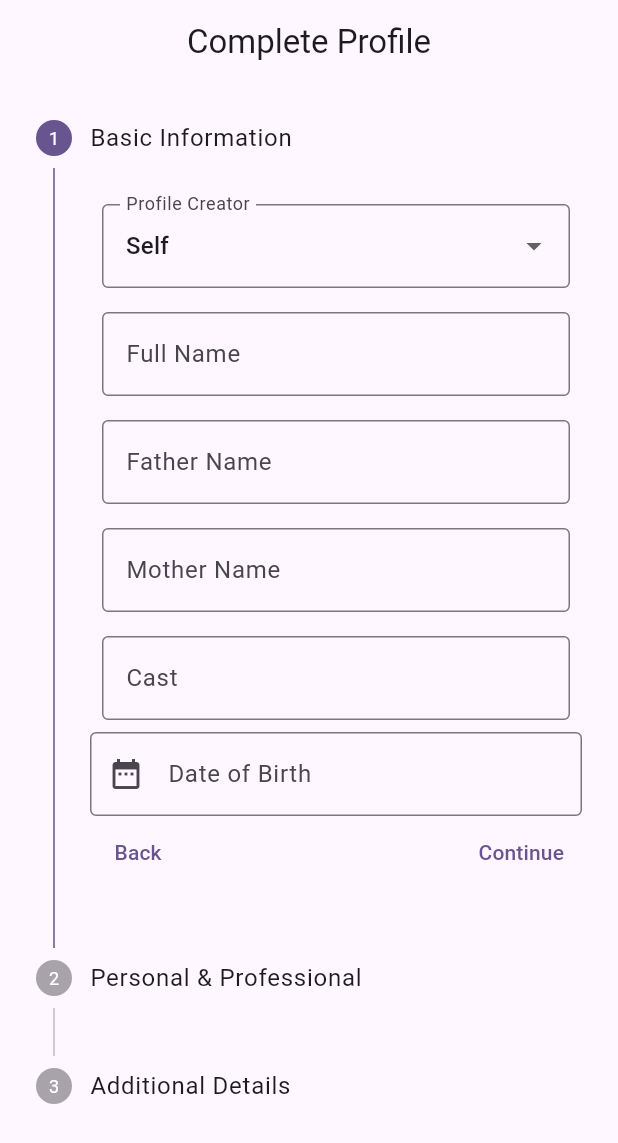
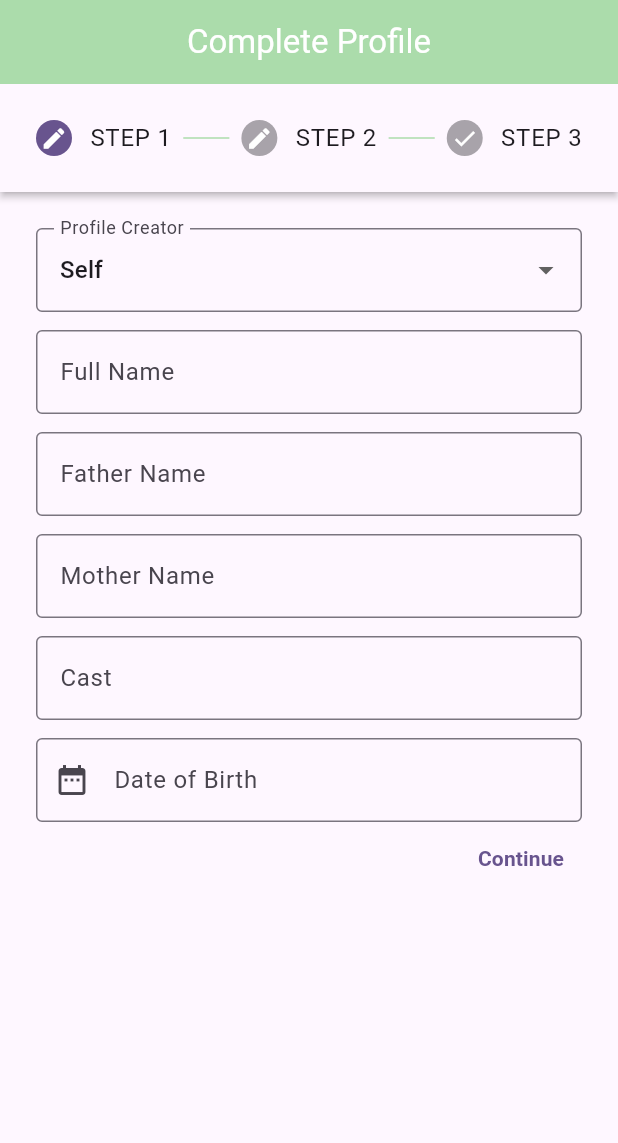
Before and after one commit to fwdAndroid/muslim_mariage-main, a Flutter app: the CompleteProfileStepper screen opened directly, on a phone screen of 412 x 824 dp. Shown: the top 1143 px of the screen. Run offline on Flutter 3.47's test engine with Material 3 defaults, Android fonts, the phone set to English and light mode, and no system bars; our stand-ins replace animated_splash_screen, buttons_tabbar, cloud_firestore, firebase_auth, firebase_core, firebase_storage and 10 more; missing offline and left inert: audio_waveforms, flutter_sound, pay, upi_pay, zego_uikit_prebuilt_call; accounts and stored records are empty.

Commit message:
Stepper  Complete

```diff
--- /dev/null
+++ b/lib/screens/steps/step_controllers.dart
@@ -0,0 +1,95 @@
+import 'package:cloud_firestore/cloud_firestore.dart';
+import 'package:firebase_auth/firebase_auth.dart';
+import 'package:flutter/material.dart';
+import 'package:intl/intl.dart';
+import 'package:muslim_mariage/screens/profile/upload_photo.dart';
+import 'package:muslim_mariage/utils/showmesssage.dart';
+import 'package:muslim_mariage/widgets/text_widget.dart';
+
+final TextEditingController userNameController = TextEditingController();
+final TextEditingController fatherController = TextEditingController();
+final TextEditingController motherController = TextEditingController();
+final TextEditingController baradhariController = TextEditingController();
+final TextEditingController dobController = TextEditingController();
+final TextEditingController heightController = TextEditingController();
+final TextEditingController qualificationController = TextEditingController();
+final TextEditingController jobOccupationController = TextEditingController();
+final TextEditingController yourselfController = TextEditingController();
+TextEditingController controller = TextEditingController();
+
+String _profileCreator = 'Self';
+String _selectedGender = 'Male';
+String _selectedMaritalStatus = 'UnMarried';
+String _selectedSect = 'MASLAK E ALA HAZRAT';
+
+void saveProfile(BuildContext context) {
+  // Check if name fields have at least 4 characters
+  if (fatherController.text.length < 4 || motherController.text.length < 4) {
+    showAlert(
+        'Father and Mother names must be at least 4 characters long.', context);
+    return;
+  }
+
+  // Check if Date of Birth is selected and calculate the age
+  if (dobController.text.isEmpty) {
+    showAlert('Please select your Date of Birth.', context);
+    return;
+  }
+
+  DateTime dob = DateFormat('dd/MM/yy').parse(dobController.text);
+  int age = DateTime.now().year - dob.year;
+  if (DateTime.now().month < dob.month ||
+      (DateTime.now().month == dob.month && DateTime.now().day < dob.day)) {
+    age--;
+  }
+
+  // Age validation based on gender
+  if (_selectedGender == 'Female' && age < 18) {
+    showAlert('Females must be at least 18 years old.', context);
+    return;
+  } else if (_selectedGender == 'Male' && age < 21) {
+    showAlert('Males must be at least 21 years old.', context);
+    return;
+  }
+
+  // Check if all fields are filled
+  if (fatherController.text.isEmpty ||
+      motherController.text.isEmpty ||
+      dobController.text.isEmpty ||
+      qualificationController.text.isEmpty ||
+      jobOccupationController.text.isEmpty ||
+      controller.text.isEmpty ||
+      yourselfController.text.isEmpty ||
+      baradhariController.text.isEmpty ||
+      heightController.text.isEmpty) {
+    showAlert('Please fill all fields before continuing.', context);
+    return;
+  }
+
+  // Proceed to save profile to Firestore
+  FirebaseFirestore.instance
+      .collection('users')
+      .doc(FirebaseAuth.instance.currentUser!.uid)
+      .update({
+    'profileCreator': _profileCreator,
+    'fatherName': fatherController.text,
+    'motherName': motherController.text,
+    'fullName': userNameController.text,
+    'dob': dobController.text,
+    'sect': _selectedSect,
+    'gender': _selectedGender,
+    'maritalStatus': _selectedMaritalStatus,
+    'qualification': qualificationController.text,
+    'jobOccupation': jobOccupationController.text,
+    'aboutYourself': yourselfController.text,
+    'cast': baradhariController.text,
+    "height": heightController.text,
+    "salary": controller.text
+  }).then((_) {
+    showMessageBar("Profile Created Successfully", context);
+    Navigator.push(
+        context, MaterialPageRoute(builder: (builder) => const UploadPhoto()));
+  }).catchError((error) {
+    showAlert('Failed to save profile: $error', context);
+  });
+}
--- a/lib/screens/steps/stepperclass.dart
+++ b/lib/screens/steps/stepperclass.dart
@@ -1,8 +1,6 @@
-import 'package:cloud_firestore/cloud_firestore.dart';
-import 'package:firebase_auth/firebase_auth.dart';
 import 'package:flutter/material.dart';
-import 'package:muslim_mariage/screens/profile/upload_photo.dart';
-import 'package:muslim_mariage/utils/showmesssage.dart';
+import 'package:muslim_mariage/screens/steps/step_controllers.dart';
+import 'package:muslim_mariage/utils/colors.dart';
 import 'package:muslim_mariage/widgets/save_button.dart';
 import 'package:intl/intl.dart';
 import 'package:muslim_mariage/widgets/text_widget.dart';
@@ -19,195 +17,122 @@ class _CompleteProfileStepperState extends State<CompleteProfileStepper> {
   String _selectedGender = 'Male';
   String _selectedMaritalStatus = 'UnMarried';
   String _selectedSect = 'MASLAK E ALA HAZRAT';
-  final TextEditingController _userNameController = TextEditingController();
-  final TextEditingController _fatherController = TextEditingController();
-  final TextEditingController _motherController = TextEditingController();
-  final TextEditingController _baradhariController = TextEditingController();
-  final TextEditingController _dobController = TextEditingController();
-  final TextEditingController _heightController = TextEditingController();
-  final TextEditingController _qualificationController =
-      TextEditingController();
-  final TextEditingController _jobOccupationController =
-      TextEditingController();
-  final TextEditingController _yourselfController = TextEditingController();
-  TextEditingController _controller = TextEditingController();
 
   List<Step> getSteps() {
     return [
       Step(
-        title: Text('Basic Information'),
+        state: _currentStep <= 0 ? StepState.editing : StepState.complete,
+        isActive: _currentStep >= 0,
+        stepStyle: StepStyle(connectorColor: mainColor),
+        title: Text('STEP 1'),
         content: Column(
           children: [
-            Padding(
-              padding: const EdgeInsets.all(8.0),
-              child: _buildDropdownField(
+            _buildDropdownField(
                 'Profile Creator',
                 ['Self', 'Father', 'Mother', 'Brother', 'Uncle'],
                 _profileCreator, (value) {
               setState(() => _profileCreator = value);
             }),
+            const SizedBox(
+              height: 12,
             ),
-            Padding(
-              padding: const EdgeInsets.all(8.0),
-              child: buildTextField('Full Name', _userNameController),
+            buildTextField('Full Name', userNameController),
+            const SizedBox(
+              height: 12,
             ),
-            Padding(
-              padding: const EdgeInsets.all(8.0),
-              child: buildTextField('Father Name', _fatherController),
+            buildTextField('Father Name', fatherController),
+            const SizedBox(
+              height: 12,
             ),
-            Padding(
-              padding: const EdgeInsets.all(8.0),
-              child: buildTextField('Mother Name', _motherController),
+            buildTextField('Mother Name', motherController),
+            const SizedBox(
+              height: 12,
             ),
-            Padding(
-              padding: const EdgeInsets.all(8.0),
-              child: buildTextField('Cast', _baradhariController),
+            buildTextField('Cast', baradhariController),
+            const SizedBox(
+              height: 12,
             ),
-            buildDateField('Date of Birth', _dobController),
+            buildDateField('Date of Birth', dobController),
           ],
         ),
-        isActive: _currentStep >= 0,
       ),
       Step(
-        title: Text('Personal & Professional'),
+        state: _currentStep <= 1 ? StepState.editing : StepState.complete,
+        isActive: _currentStep >= 1,
+        stepStyle: StepStyle(connectorColor: mainColor),
+        title: Text('STEP 2'),
         content: Column(
           children: [
             _buildDropdownField('Gender', ['Male', 'Female'], _selectedGender,
                 (value) {
               setState(() => _selectedGender = value);
             }),
-            Padding(
-              padding: const EdgeInsets.all(8.0),
-              child: _buildDropdownField(
+            const SizedBox(
+              height: 12,
+            ),
+            _buildDropdownField(
                 'Marital Status',
                 ['UnMarried', 'Married', 'Divorced', 'Widowed'],
                 _selectedMaritalStatus, (value) {
               setState(() => _selectedMaritalStatus = value);
             }),
+            const SizedBox(
+              height: 12,
             ),
-            Padding(
-              padding: const EdgeInsets.all(8.0),
-              child: buildTextFieldNumber('Height', _heightController, null),
+            buildTextFieldNumber('Height', heightController, null),
+            const SizedBox(
+              height: 12,
             ),
-            Padding(
-              padding: const EdgeInsets.all(8.0),
-              child: buildTextFieldNumber('Monthly Income', _controller, null),
+            buildTextFieldNumber('Monthly Income', controller, null),
+            const SizedBox(
+              height: 12,
             ),
-            Padding(
-              padding: const EdgeInsets.all(8.0),
-              child: buildTextField('Qualification', _qualificationController),
+            buildTextField('Qualification', qualificationController),
+            const SizedBox(
+              height: 12,
             ),
-            buildTextField('Job Occupation', _jobOccupationController),
+            buildTextField('Job Occupation', jobOccupationController),
           ],
         ),
-        isActive: _currentStep >= 1,
       ),
       Step(
-        title: Text('Additional Details'),
+        state: StepState.complete,
+        isActive: _currentStep >= 2,
+        title: Text('STEP 3'),
         content: Column(
           children: [
-            Padding(
-              padding: const EdgeInsets.all(8.0),
-              child: _buildDropdownField(
+            _buildDropdownField(
                 'Your Sect', ['MASLAK E ALA HAZRAT'], _selectedSect, (value) {
               setState(() => _selectedSect = value);
             }),
+            const SizedBox(
+              height: 12,
             ),
-            Padding(
-              padding: const EdgeInsets.all(8.0),
-              child: buildTextField('About Yourself', _yourselfController,
-                  maxLines: 4),
+            buildTextField('About Yourself', yourselfController, maxLines: 4),
+            const SizedBox(
+              height: 12,
             ),
-            SaveButton(title: "Continue", onTap: _saveProfile),
           ],
         ),
-        isActive: _currentStep >= 2,
       ),
     ];
-  }
-
-  void _saveProfile() {
-    // Check if name fields have at least 4 characters
-    if (_fatherController.text.length < 4 ||
-        _motherController.text.length < 4) {
-      showAlert('Father and Mother names must be at least 4 characters long.',
-          context);
-      return;
-    }
-
-    // Check if Date of Birth is selected and calculate the age
-    if (_dobController.text.isEmpty) {
-      showAlert('Please select your Date of Birth.', context);
-      return;
-    }
-
-    DateTime dob = DateFormat('dd/MM/yy').parse(_dobController.text);
-    int age = DateTime.now().year - dob.year;
-    if (DateTime.now().month < dob.month ||
-        (DateTime.now().month == dob.month && DateTime.now().day < dob.day)) {
-      age--;
-    }
-
-    // Age validation based on gender
-    if (_selectedGender == 'Female' && age < 18) {
-      showAlert('Females must be at least 18 years old.', context);
-      return;
-    } else if (_selectedGender == 'Male' && age < 21) {
-      showAlert('Males must be at least 21 years old.', context);
-      return;
-    }
-
-    // Check if all fields are filled
-    if (_fatherController.text.isEmpty ||
-        _motherController.text.isEmpty ||
-        _dobController.text.isEmpty ||
-        _qualificationController.text.isEmpty ||
-        _jobOccupationController.text.isEmpty ||
-        _controller.text.isEmpty ||
-        _yourselfController.text.isEmpty ||
-        _baradhariController.text.isEmpty ||
-        _heightController.text.isEmpty) {
-      showAlert('Please fill all fields before continuing.', context);
-      return;
-    }
-
-    // Proceed to save profile to Firestore
-    FirebaseFirestore.instance
-        .collection('users')
-        .doc(FirebaseAuth.instance.currentUser!.uid)
-        .update({
-      'profileCreator': _profileCreator,
-      'fatherName': _fatherController.text,
-      'motherName': _motherController.text,
-      'fullName': _userNameController.text,
-      'dob': _dobController.text,
-      'sect': _selectedSect,
-      'gender': _selectedGender,
-      'maritalStatus': _selectedMaritalStatus,
-      'qualification': _qualificationController.text,
-      'jobOccupation': _jobOccupationController.text,
-      'aboutYourself': _yourselfController.text,
-      'cast': _baradhariController.text,
-      "height": _heightController.text,
-      "salary": _controller.text
-    }).then((_) {
-      showMessageBar("Profile Created Successfully", context);
-      Navigator.push(context,
-          MaterialPageRoute(builder: (builder) => const UploadPhoto()));
-    }).catchError((error) {
-      showAlert('Failed to save profile: $error', context);
-    });
   }
 
   @override
   Widget build(BuildContext context) {
     return Scaffold(
         appBar: AppBar(
+            backgroundColor: mainColor,
             centerTitle: true,
             automaticallyImplyLeading: false,
-            title: Text("Complete Profile")),
+            title: Text(
+              "Complete Profile",
+              style: TextStyle(color: colorWhite),
+            )),
         body: Stepper(
+            type: StepperType.horizontal,
             currentStep: _currentStep,
+            physics: ScrollPhysics(),
             onStepContinue: () {
               if (_currentStep < getSteps().length - 1) {
                 setState(() => _currentStep++);
@@ -224,31 +149,38 @@ class _CompleteProfileStepperState extends State<CompleteProfileStepper> {
               });
             },
             controlsBuilder: (context, details) {
-            if (_currentStep == getSteps().length - 1) {
-              // Show only the Save button on the last step
-              return SaveButton(
-                title: "Save",
-                onTap: _saveProfile,
-              );
-            } else {
-              // Show Continue and Cancel buttons for other steps
               return Row(
                 children: [
+                  if (_currentStep > 0) // Show Back button on Step 2 and Step 3
                     TextButton(
                       onPressed: details.onStepCancel,
                       child: Text('Back'),
                     ),
                   Spacer(),
                   TextButton(
-                    onPressed: details.onStepContinue,
-                    child: Text('Continue'),
+                    onPressed: () {
+                      if (_currentStep == getSteps().length - 1) {
+                        saveProfile(context); // Save the profile when on Step 3
+                      } else {
+                        details.onStepContinue?.call();
+                      }
+                    },
+                    child: Text(
+                      _currentStep == getSteps().length - 1
+                          ? "Save"
+                          : "Continue",
+                      style: TextStyle(
+                        color: _currentStep == getSteps().length - 1
+                            ? mainColor
+                            : null, // Apply mainColor to Save
+                        fontWeight: FontWeight.bold,
+                      ),
+                    ),
                   ),
                 ],
               );
-            }
             },
-          steps: getSteps(),
-        ));
+            steps: getSteps()));
   }
 
   Widget _buildDropdownField(String label, List<String> items,
```
Lines whose indentation alone changed are shown as unchanged.
